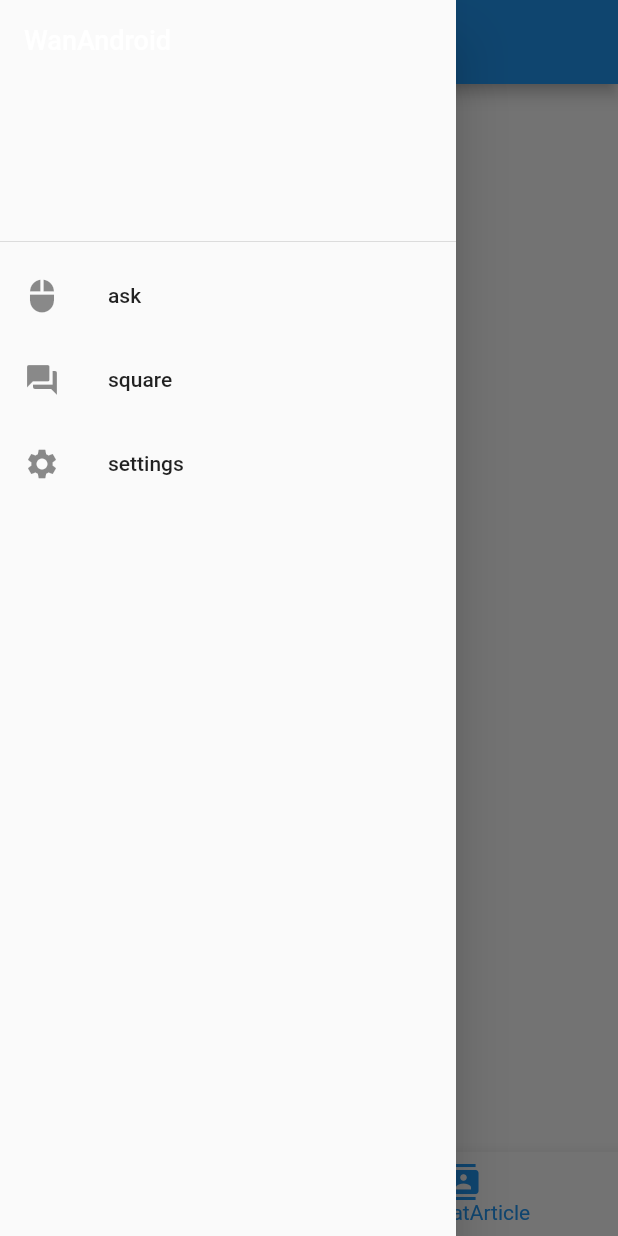
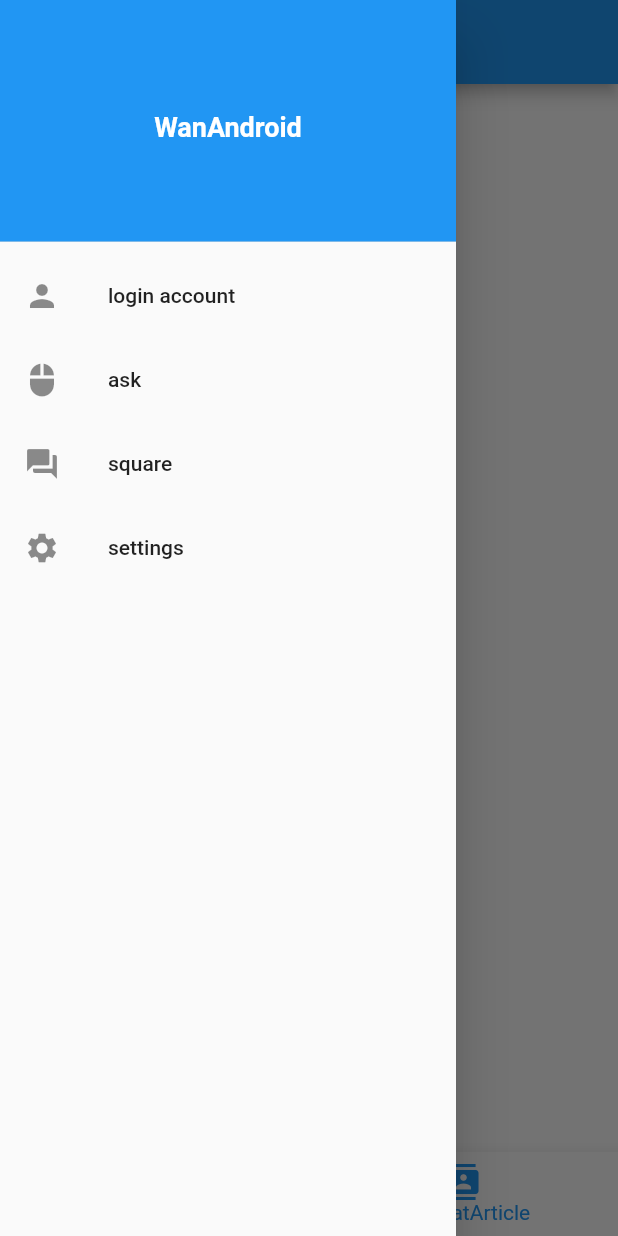
Before and after one commit to HudsonAndroid/wanandroid_flutter, a Flutter app: the screen it shows after launch, item 2 of the bottom bar chosen, with the side drawer open, on a phone screen of 412 x 824 dp. Run offline on Flutter 3.47's test engine with Material 2 defaults, Android fonts, the phone set to English and light mode, and no system bars; our stand-ins replace cookie_jar, dio, dio_cookie_manager, flutter_html, pull_to_refresh and 2 more; missing offline and left inert: dart:ffi; accounts and stored records are empty; network calls fail.

Commit message:
完善侧边栏和处理登录存在的小问题

```diff
--- a/lib/common/WebUtil.dart
+++ b/lib/common/common_util.dart
@@ -9,3 +9,7 @@ jumpWeb(String url) async {
     throw 'Can not launch $url';
   }
 }
+
+String assetsImg(String name, {String path: 'assets/', String fileType: 'png'}){
+  return '$path$name.$fileType';
+}
--- a/lib/data/entity/user_info.dart
+++ b/lib/data/entity/user_info.dart
@@ -7,7 +7,12 @@ class LoginResult extends BaseResult{
   UserInfo data;
 
   LoginResult.fromJson(Map<String, dynamic> json)
-    : data = UserInfo.fromJson(json), super.fromJson(json);
+    : data = UserInfo.fromJson(json['data']), super.fromJson(json);
+
+  @override
+  String toString() {
+    return 'LoginResult{data: $data}';
+  }
 }
 
 class UserInfo {
@@ -38,6 +43,12 @@ class UserInfo {
     type = json['type'],
     username = json['username'];
 
+
+  @override
+  String toString() {
+    return 'UserInfo{admin: $admin, coinCount: $coinCount, collectIds: $collectIds, email: $email, icon: $icon, id: $id, nickname: $nickname, password: $password, publicName: $publicName, token: $token, type: $type, username: $username}';
+  }
+
   Map<String, dynamic> toJson() => {
     'admin': admin,
     'coinCount': coinCount,
--- a/lib/ui/article/article.dart
+++ b/lib/ui/article/article.dart
@@ -3,7 +3,7 @@ import 'package:flutter/material.dart';
 import 'package:flutter_html/flutter_html.dart';
 import 'package:provider/provider.dart';
 import 'package:transparent_image/transparent_image.dart';
-import 'package:wanandroid_flutter/common/WebUtil.dart';
+import 'package:wanandroid_flutter/common/common_util.dart';
 import 'package:wanandroid_flutter/common/state/account_provider.dart';
 import 'package:wanandroid_flutter/data/entity/wan_article.dart';
 import 'package:wanandroid_flutter/generated/l10n.dart';
--- a/lib/ui/drawer/nav_drawer.dart
+++ b/lib/ui/drawer/nav_drawer.dart
@@ -1,40 +1,91 @@
-
 import 'package:flutter/material.dart';
 import 'package:provider/provider.dart';
 import 'package:wanandroid_flutter/common/common_const_var.dart';
+import 'package:wanandroid_flutter/common/common_util.dart';
 import 'package:wanandroid_flutter/common/state/account_provider.dart';
 import 'package:wanandroid_flutter/data/entity/base_result.dart';
 import 'package:wanandroid_flutter/data/repository/wan_repository.dart';
 import 'package:wanandroid_flutter/generated/l10n.dart';
+import 'package:wanandroid_flutter/ui/common/round_button.dart';
+import 'package:wanandroid_flutter/ui/page/login_page.dart';
+
 /// 侧边栏
 /// 参考：https://medium.com/@maffan/how-to-create-a-side-menu-in-flutter-a2df7833fdfb
 class NavDrawer extends StatelessWidget {
 
-  _logout(BuildContext context, AccountProvider accountModel) async{
+  _logout(BuildContext context, AccountProvider accountModel) async {
     BaseResult result = await WanRepository().logout();
-    if(result.isSuccess()){
+    if (result.isSuccess()) {
       accountModel.changeCurrentUser(null);
       Navigator.of(context).pop();
-    }else{
+    } else {
       Scaffold.of(context).showSnackBar(SnackBar(
-        duration: const Duration(milliseconds: ConstVar.COMMON_SNACK_BAR_DURATION),
-        content: Text(S.of(context).tips_logout_failed),
+        duration: const Duration(
+            milliseconds: ConstVar.COMMON_SNACK_BAR_DURATION),
+        content: Text(S
+            .of(context)
+            .tips_logout_failed),
       ));
     }
   }
 
   /// 登录状态下会显示，非登录状态下不会显示（不做成StatefulWidget原因是会pop出去，下次进入是重新push）
   Widget _getLogoutMenu(BuildContext context, AccountProvider accountModel) {
-    if(accountModel.isLogin()){
+    if (accountModel.isLogin()) {
       return ListTile(
         leading: Icon(Icons.exit_to_app),
-        title: Text(S.of(context).action_logout),
+        title: Text(S
+            .of(context)
+            .action_logout),
         onTap: () {
           _logout(context, accountModel);
         },
       );
-    }else{
+    } else {
       return Container();
+    }
+  }
+
+  Widget _getLoginMenu(BuildContext context, AccountProvider accountModel) {
+    if (!accountModel.isLogin()) {
+      return ListTile(
+        leading: Icon(Icons.person),
+        title: Text(S
+            .of(context)
+            .action_login),
+        onTap: () {
+          Navigator.of(context).pop();
+          Navigator.push(
+              context, MaterialPageRoute(builder: (context) => LoginPage()));
+        },
+      );
+    } else {
+      return Container();
+    }
+  }
+
+  Widget _getDrawerHeader(BuildContext context, AccountProvider accountModel) {
+    var boldTitleStyle = TextStyle(
+        color: Colors.white, fontWeight: FontWeight.bold, fontSize: 18);
+    if (accountModel.isLogin()) {
+      return Row(
+        mainAxisAlignment: MainAxisAlignment.center,
+        children: <Widget>[
+          CircleAvatar(
+            radius: 36.0,
+            backgroundImage: AssetImage(
+                assetsImg('icon_default_user', fileType: 'jpg')),
+          ),
+          SizedBox(width: 20,),
+          Text(accountModel.userInfo.username, style: boldTitleStyle,),
+        ],
+      );
+    } else {
+      return Center(
+        child: Text(S
+            .of(context)
+            .appName, style: boldTitleStyle, ),
+      );
     }
   }
 
@@ -46,24 +97,36 @@ class NavDrawer extends StatelessWidget {
         padding: EdgeInsets.zero,
         children: <Widget>[
           DrawerHeader(
-            child: Text(S.of(context).appName, style: TextStyle(color: Colors.white, fontSize: 18),),
+            decoration: BoxDecoration(
+                color: Theme
+                    .of(context)
+                    .primaryColor
+            ),
+            child: _getDrawerHeader(context, accountModel),
             // decoration: BoxDecoration(
             //   image: AssetImage('assets/images/')
             // ),
           ),
-          ListTile(// 问答
+          _getLoginMenu(context, accountModel),
+          ListTile( // 问答
             leading: Icon(Icons.mouse),
-            title: Text(S.of(context).sideMenuAsk),
+            title: Text(S
+                .of(context)
+                .sideMenuAsk),
             onTap: () => {Navigator.of(context).pop()},
           ),
-          ListTile(// 广场
+          ListTile( // 广场
             leading: Icon(Icons.question_answer),
-            title: Text(S.of(context).sideMenuSquare),
+            title: Text(S
+                .of(context)
+                .sideMenuSquare),
             onTap: () => {Navigator.of(context).pop()},
           ),
-          ListTile(// 设置
+          ListTile( // 设置
             leading: Icon(Icons.settings),
-            title: Text(S.of(context).sideMenuSettings),
+            title: Text(S
+                .of(context)
+                .sideMenuSettings),
             onTap: () => {Navigator.of(context).pop()},
           ),
           _getLogoutMenu(context, accountModel)
--- a/lib/ui/page/home_page.dart
+++ b/lib/ui/page/home_page.dart
@@ -4,7 +4,7 @@ import 'dart:math';
 
 import 'package:flutter/material.dart';
 import 'package:pull_to_refresh/pull_to_refresh.dart';
-import 'package:wanandroid_flutter/common/WebUtil.dart';
+import 'package:wanandroid_flutter/common/common_util.dart';
 import 'package:wanandroid_flutter/data/entity/wan_article.dart';
 import 'package:wanandroid_flutter/data/entity/wan_banner.dart';
 import 'package:wanandroid_flutter/data/repository/wan_repository.dart';
--- a/lib/ui/page/home_page_deprecated.dart
+++ b/lib/ui/page/home_page_deprecated.dart
@@ -5,7 +5,7 @@ import 'package:wanandroid_flutter/generated/l10n.dart';
 /// 由于系统本身存在banner，因此和我们自定义的banner冲突，需要处理冲突
 import 'package:wanandroid_flutter/ui/banner/banner.dart' as CustomBanner;
 import 'package:wanandroid_flutter/ui/banner/banner_item.dart';
-import 'package:wanandroid_flutter/common/WebUtil.dart';
+import 'package:wanandroid_flutter/common/common_util.dart';
 import 'package:wanandroid_flutter/data/entity/wan_article.dart';
 import 'package:wanandroid_flutter/data/entity/wan_banner.dart';
 import 'package:wanandroid_flutter/data/repository/wan_repository.dart';
--- a/pubspec.yaml
+++ b/pubspec.yaml
@@ -70,7 +70,8 @@ flutter:
   uses-material-design: true
 
   # To add assets to your application, add an assets section, like this:
-  # assets:
+  assets:
+    - assets/icon_default_user.jpg
   #   - images/a_dot_burr.jpeg
   #   - images/a_dot_ham.jpeg
 
```
Also changed, not shown: assets/icon_default_user.jpg (added).
